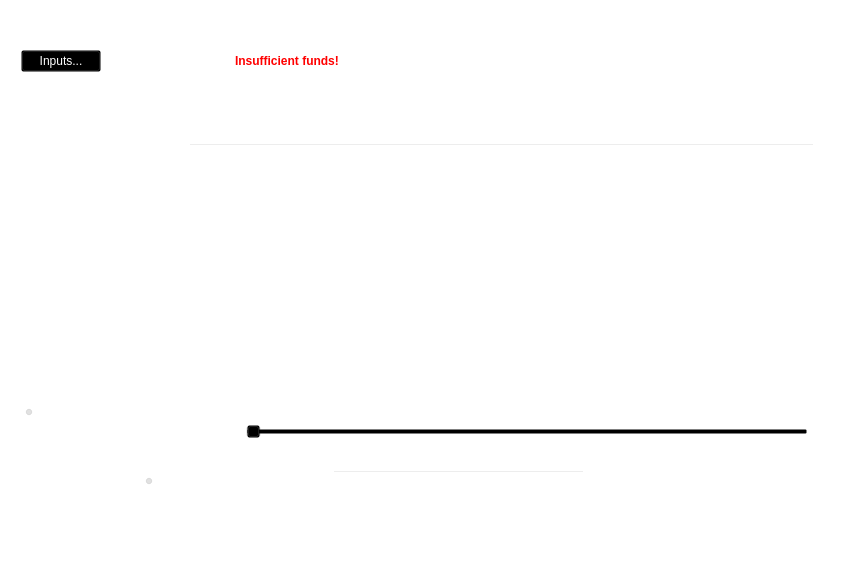
First picture: the form in src/qt/forms/sendcoinsdialog.ui, repository thelonecrouton/bitcredit, before the edit.
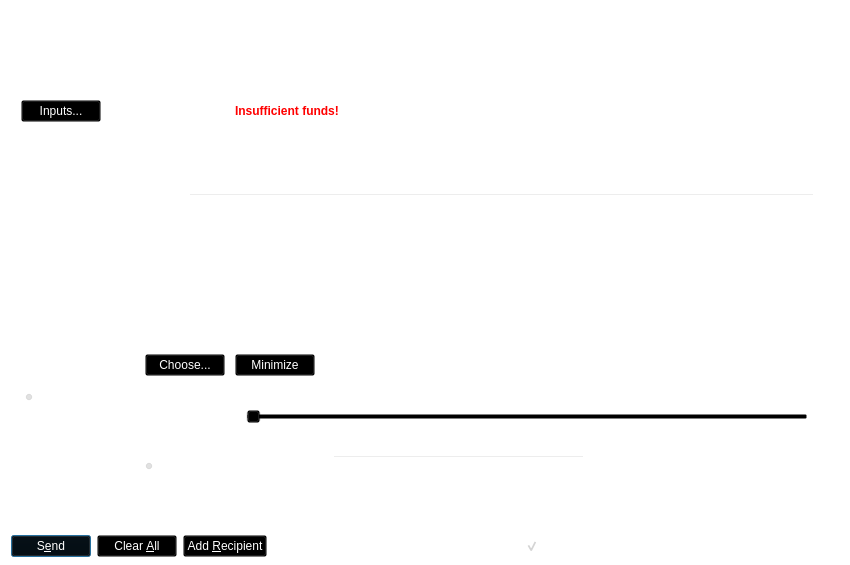
Second picture: the form after the edit. Icons and pictures are not drawn. Custom widgets are drawn as their Qt base class.

Patch:
```diff
--- a/src/qt/forms/sendcoinsdialog.ui
+++ b/src/qt/forms/sendcoinsdialog.ui
@@ -7,7 +7,7 @@
     <x>0</x>
     <y>0</y>
     <width>850</width>
-    <height>578</height>
+    <height>565</height>
    </rect>
   </property>
   <property name="windowTitle">
@@ -16,10 +16,30 @@
   <property name="styleSheet">
    <string notr="true">background:transparent;</string>
   </property>
-  <layout class="QVBoxLayout" name="verticalLayout" stretch="0,1,0,0">
+  <layout class="QVBoxLayout" name="verticalLayout" stretch="0,1,0,0,0">
    <property name="bottomMargin">
     <number>8</number>
    </property>
+   <item>
+    <widget class="QFrame" name="verticalFrame">
+     <property name="minimumSize">
+      <size>
+       <width>0</width>
+       <height>44</height>
+      </size>
+     </property>
+     <property name="maximumSize">
+      <size>
+       <width>700</width>
+       <height>44</height>
+      </size>
+     </property>
+     <property name="styleSheet">
+      <string notr="true">background:transparent;sss</string>
+     </property>
+     <layout class="QVBoxLayout" name="verticalLayout_9"/>
+    </widget>
+   </item>
    <item>
     <widget class="QFrame" name="frameCoinControl">
      <property name="sizePolicy">
@@ -87,7 +107,7 @@
              </font>
             </property>
             <property name="styleSheet">
-             <string notr="true">font-weight:bold;color: rgb(255, 255, 255);</string>
+             <string notr="true">color: rgb(255, 255, 255); background:transparent;</string>
             </property>
             <property name="text">
              <string>Coin Control Features</string>
@@ -120,7 +140,7 @@
           <item>
            <widget class="QLabel" name="labelCoinControlAutomaticallySelected">
             <property name="styleSheet">
-             <string notr="true">background: transparent; color: rgb(255, 255, 255);</string>
+             <string notr="true">color: rgb(255, 255, 255);background:transparent;</string>
             </property>
             <property name="text">
              <string>automatically selected</string>
@@ -139,7 +159,7 @@
              </font>
             </property>
             <property name="styleSheet">
-             <string notr="true">color:red;font-weight:bold;</string>
+             <string notr="true">color:red;font-weight:bold;background:transparent;</string>
             </property>
             <property name="text">
              <string>Insufficient funds!</string>
@@ -592,7 +612,7 @@
              <string>If this is activated, but the change address is empty or invalid, change will be sent to a newly generated address.</string>
             </property>
             <property name="styleSheet">
-             <string notr="true">background: transparent; color: rgb(255, 255, 255);</string>
+             <string notr="true">color: rgb(255, 255, 255); background:transparent;</string>
             </property>
             <property name="text">
              <string>Custom change address</string>
@@ -610,6 +630,9 @@
               <verstretch>0</verstretch>
              </sizepolicy>
             </property>
+            <property name="styleSheet">
+             <string notr="true">color: rgb(255, 255, 255);background:transparent;</string>
+            </property>
            </widget>
           </item>
           <item>
@@ -668,7 +691,7 @@
         <x>0</x>
         <y>0</y>
         <width>832</width>
-        <height>91</height>
+        <height>69</height>
        </rect>
       </property>
       <layout class="QVBoxLayout" name="verticalLayout_2" stretch="0,1">
@@ -796,9 +819,6 @@
               </item>
               <item>
                <widget class="QLabel" name="labelFeeMinimized">
-                <property name="styleSheet">
-                 <string notr="true">color: white;</string>
-                </property>
                 <property name="text">
                  <string/>
                 </property>
@@ -807,7 +827,7 @@
               <item>
                <widget class="QPushButton" name="buttonChooseFee">
                 <property name="styleSheet">
-                 <string notr="true">border: 1px solid white; color: rgb(255, 255, 255);</string>
+                 <string notr="true">color: rgb(255, 255, 255);</string>
                 </property>
                 <property name="text">
                  <string>Choose...</string>
@@ -820,7 +840,7 @@
                  <string>collapse fee-settings</string>
                 </property>
                 <property name="styleSheet">
-                 <string notr="true">border: 1px solid white; color: rgb(255, 255, 255);</string>
+                 <string notr="true">color: rgb(255, 255, 255);</string>
                 </property>
                 <property name="text">
                  <string>Minimize</string>
@@ -1317,7 +1337,7 @@
       <widget class="QPushButton" name="sendButton">
        <property name="minimumSize">
         <size>
-         <width>150</width>
+         <width>0</width>
          <height>0</height>
         </size>
        </property>
@@ -1325,7 +1345,7 @@
         <string>Confirm the send action</string>
        </property>
        <property name="styleSheet">
-        <string notr="true">border: 1px solid white; color: rgb(255, 255, 255);background:transparent;</string>
+        <string notr="true">color: rgb(255, 255, 255);background:transparent;</string>
        </property>
        <property name="text">
         <string>S&amp;end</string>
@@ -1354,7 +1374,7 @@
         <string>Clear all fields of the form.</string>
        </property>
        <property name="styleSheet">
-        <string notr="true">border: 1px solid white; color: rgb(255, 255, 255);background:transparent;</string>
+        <string notr="true">color: rgb(255, 255, 255);background:transparent;</string>
        </property>
        <property name="text">
         <string>Clear &amp;All</string>
@@ -1370,11 +1390,17 @@
      </item>
      <item>
       <widget class="QPushButton" name="addButton">
+       <property name="minimumSize">
+        <size>
+         <width>0</width>
+         <height>0</height>
+        </size>
+       </property>
        <property name="toolTip">
         <string>Send to multiple recipients at once</string>
        </property>
        <property name="styleSheet">
-        <string notr="true">border: 1px solid white; color: rgb(255, 255, 255);background:transparent;</string>
+        <string notr="true">color: rgb(255, 255, 255);background:transparent;</string>
        </property>
        <property name="text">
         <string>Add &amp;Recipient</string>
@@ -1416,7 +1442,7 @@
         <string>Darksend</string>
        </property>
        <property name="checked">
-        <bool>false</bool>
+        <bool>true</bool>
        </property>
       </widget>
      </item>
@@ -1489,17 +1515,17 @@
   </layout>
  </widget>
  <customwidgets>
-  <customwidget>
-   <class>QValidatedLineEdit</class>
-   <extends>QLineEdit</extends>
-   <header>qvalidatedlineedit.h</header>
-  </customwidget>
   <customwidget>
    <class>BitcreditAmountField</class>
    <extends>QLineEdit</extends>
    <header>bitcreditamountfield.h</header>
    <container>1</container>
   </customwidget>
+  <customwidget>
+   <class>QValidatedLineEdit</class>
+   <extends>QLineEdit</extends>
+   <header>qvalidatedlineedit.h</header>
+  </customwidget>
  </customwidgets>
  <resources>
   <include location="../bitcredit.qrc"/>
```
Left out of the diff: 46 changed lines with no effect on the pictures.
